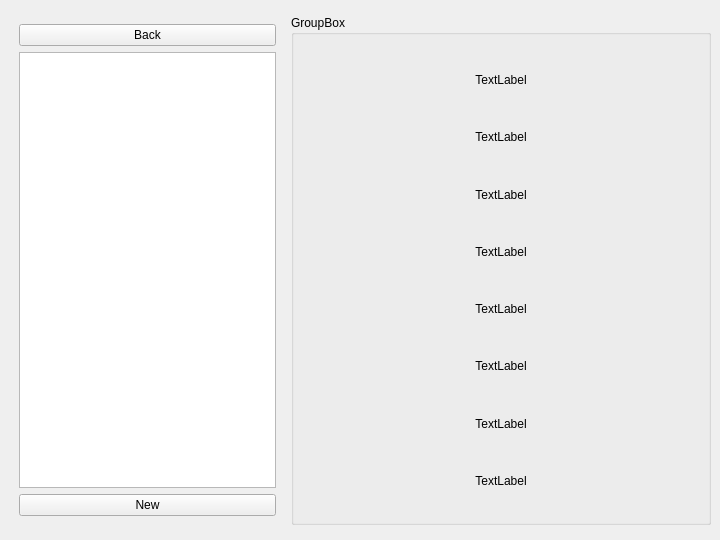
Above: RawUI/CharactersList.ui from Lokki13579/DND-Manager before the change. Below: the same form after it.
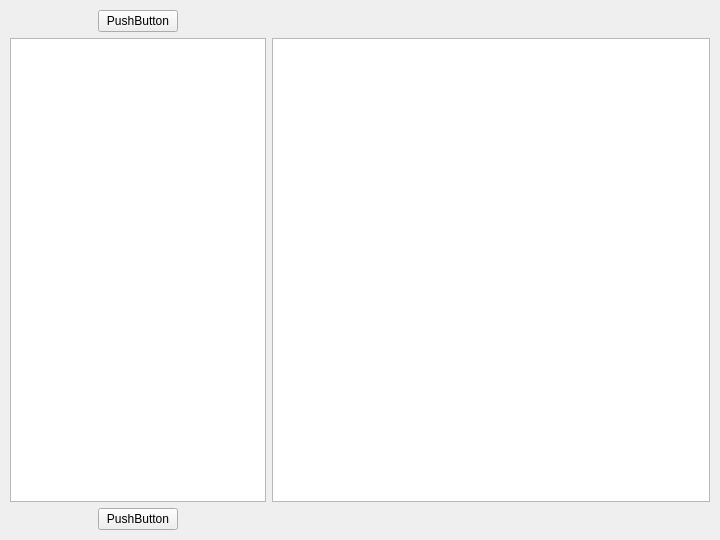
That is the form after the change.

Commit message: Name, Level, Exp done. Start working at class and race

```diff
--- a/RawUI/CharactersList.ui
+++ b/RawUI/CharactersList.ui
@@ -18,161 +18,36 @@
     <rect>
      <x>10</x>
      <y>10</y>
-     <width>701</width>
-     <height>521</height>
+     <width>700</width>
+     <height>520</height>
     </rect>
    </property>
-   <layout class="QHBoxLayout" name="MainLayout">
-    <item>
-     <widget class="QFrame" name="verticalFrame_2">
-      <property name="maximumSize">
-       <size>
-        <width>16777215</width>
-        <height>510</height>
-       </size>
+   <layout class="QGridLayout" name="gridLayout">
+    <item row="2" column="0" alignment="Qt::AlignmentFlag::AlignHCenter">
+     <widget class="QPushButton" name="CreateNewCharacter">
+      <property name="text">
+       <string>PushButton</string>
       </property>
-      <layout class="QVBoxLayout" name="verticalLayout_2">
-       <item>
-        <widget class="QPushButton" name="BackButton">
-         <property name="text">
-          <string>Back</string>
-         </property>
-        </widget>
-       </item>
-       <item>
-        <widget class="QListWidget" name="CharsList"/>
-       </item>
-       <item>
-        <widget class="QPushButton" name="CreateNewButton">
-         <property name="text">
-          <string>New</string>
-         </property>
-        </widget>
-       </item>
-      </layout>
      </widget>
     </item>
-    <item>
-     <widget class="QGroupBox" name="Characteristics">
-      <property name="minimumSize">
-       <size>
-        <width>420</width>
-        <height>0</height>
-       </size>
+    <item row="0" column="0" alignment="Qt::AlignmentFlag::AlignHCenter">
+     <widget class="QPushButton" name="BackButton">
+      <property name="text">
+       <string>PushButton</string>
       </property>
-      <property name="maximumSize">
-       <size>
-        <width>16777215</width>
-        <height>510</height>
-       </size>
+     </widget>
+    </item>
+    <item row="1" column="0">
+     <widget class="QListView" name="CharacterList"/>
+    </item>
+    <item row="1" column="1">
+     <widget class="QListView" name="CharacterOpt">
+      <property name="sizePolicy">
+       <sizepolicy hsizetype="Expanding" vsizetype="Expanding">
+        <horstretch>2</horstretch>
+        <verstretch>0</verstretch>
+       </sizepolicy>
       </property>
-      <property name="title">
-       <string>GroupBox</string>
-      </property>
-      <widget class="QFrame" name="CharsLayout">
-       <property name="geometry">
-        <rect>
-         <x>10</x>
-         <y>30</y>
-         <width>400</width>
-         <height>470</height>
-        </rect>
-       </property>
-       <property name="minimumSize">
-        <size>
-         <width>400</width>
-         <height>470</height>
-        </size>
-       </property>
-       <property name="maximumSize">
-        <size>
-         <width>16777215</width>
-         <height>470</height>
-        </size>
-       </property>
-       <layout class="QVBoxLayout" name="verticalLayout">
-        <item>
-         <widget class="QLabel" name="Name">
-          <property name="text">
-           <string>TextLabel</string>
-          </property>
-          <property name="alignment">
-           <set>Qt::AlignmentFlag::AlignCenter</set>
-          </property>
-         </widget>
-        </item>
-        <item>
-         <widget class="QLabel" name="Level">
-          <property name="text">
-           <string>TextLabel</string>
-          </property>
-          <property name="alignment">
-           <set>Qt::AlignmentFlag::AlignCenter</set>
-          </property>
-         </widget>
-        </item>
-        <item>
-         <widget class="QLabel" name="Experience">
-          <property name="text">
-           <string>TextLabel</string>
-          </property>
-          <property name="alignment">
-           <set>Qt::AlignmentFlag::AlignCenter</set>
-          </property>
-         </widget>
-        </item>
-        <item>
-         <widget class="QLabel" name="Class">
-          <property name="text">
-           <string>TextLabel</string>
-          </property>
-          <property name="alignment">
-           <set>Qt::AlignmentFlag::AlignCenter</set>
-          </property>
-         </widget>
-        </item>
-        <item>
-         <widget class="QLabel" name="Race">
-          <property name="text">
-           <string>TextLabel</string>
-          </property>
-          <property name="alignment">
-           <set>Qt::AlignmentFlag::AlignCenter</set>
-          </property>
-         </widget>
-        </item>
-        <item>
-         <widget class="QLabel" name="Dices">
-          <property name="text">
-           <string>TextLabel</string>
-          </property>
-          <property name="alignment">
-           <set>Qt::AlignmentFlag::AlignCenter</set>
-          </property>
-         </widget>
-        </item>
-        <item>
-         <widget class="QLabel" name="WorldView">
-          <property name="text">
-           <string>TextLabel</string>
-          </property>
-          <property name="alignment">
-           <set>Qt::AlignmentFlag::AlignCenter</set>
-          </property>
-         </widget>
-        </item>
-        <item>
-         <widget class="QLabel" name="Backgroud">
-          <property name="text">
-           <string>TextLabel</string>
-          </property>
-          <property name="alignment">
-           <set>Qt::AlignmentFlag::AlignCenter</set>
-          </property>
-         </widget>
-        </item>
-       </layout>
-      </widget>
      </widget>
     </item>
    </layout>
```
Left out of the diff: 6 changed lines with no effect on the pictures. The commit also changes 16 other files.
